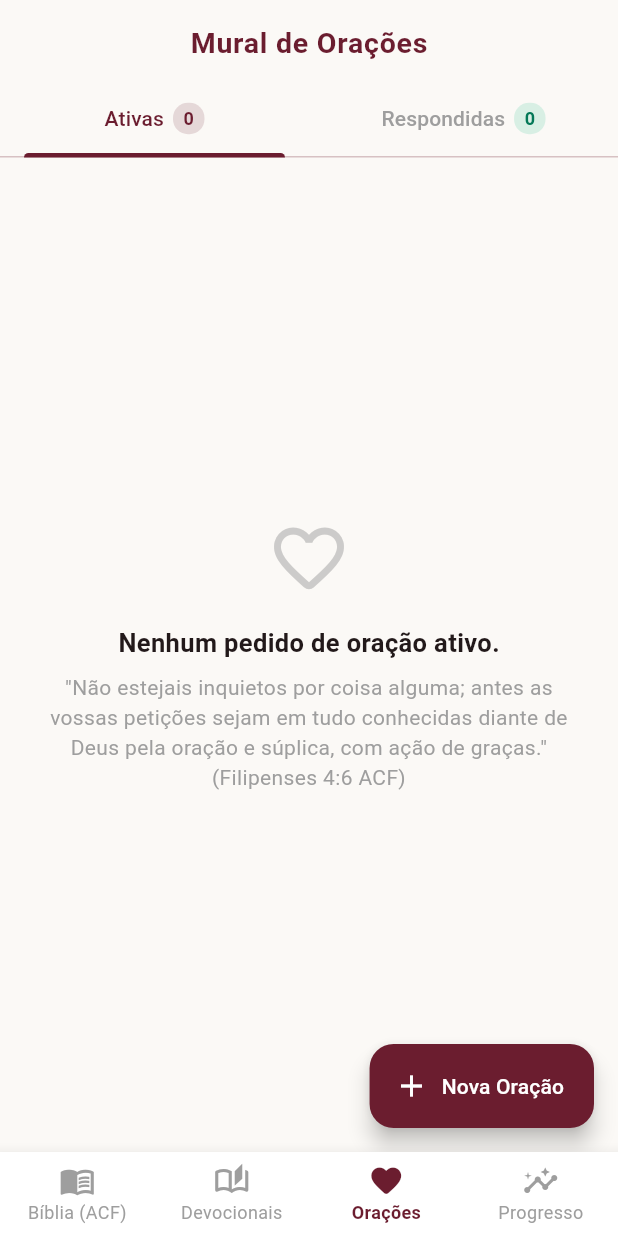
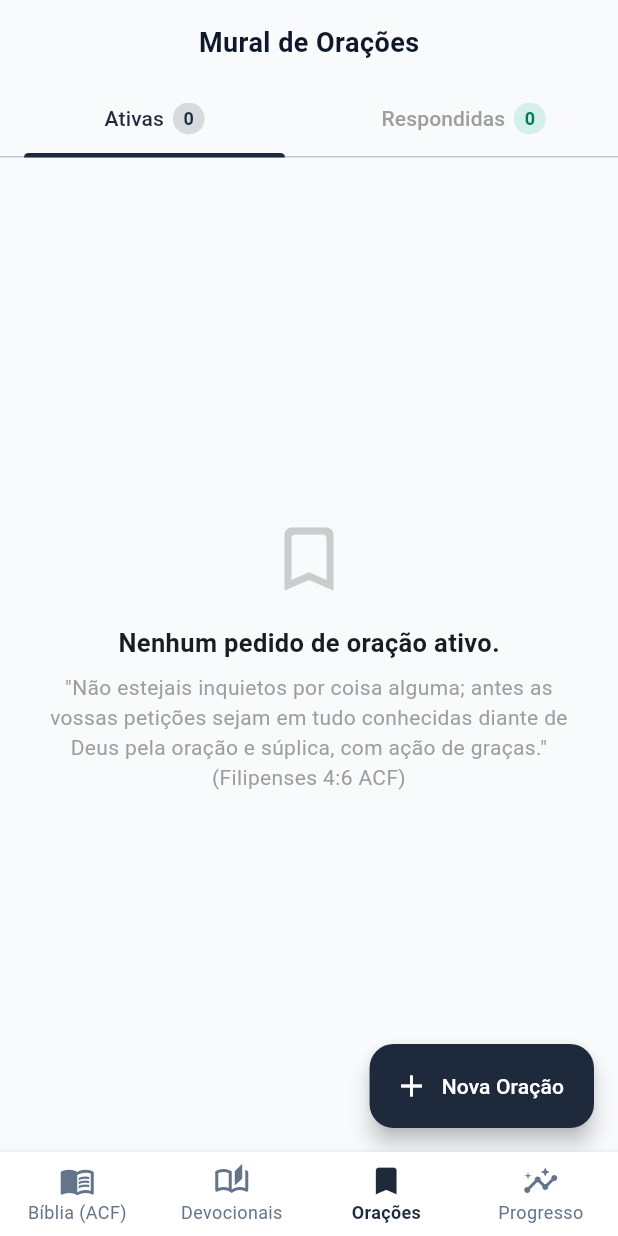
Before and after one commit to luckywheels5/SCRIPTURA, a Flutter app: the screen it shows after launch, item 3 of the bottom bar chosen, on a phone screen of 412 x 824 dp. Run offline on Flutter 3.47's test engine with Material 3 defaults, Android fonts, the phone set to English and light mode, and no system bars; our stand-ins replace flutter_riverpod, shared_preferences, sqflite, sqflite_common_ffi; accounts and stored records are empty.

Commit message:
style: adopt neutral, scholarly, unisex aesthetic (slate, navy, bronze)

```diff
--- a/lib/core/constants/app_colors.dart
+++ b/lib/core/constants/app_colors.dart
@@ -3,70 +3,83 @@ import 'package:flutter/material.dart';
 class AppColors {
   AppColors._();
 
-  // Cores institucionais / Primárias (Estética Solene e Reformada)
-  static const Color primaryBurgundy = Color(0xFF6B1D2F);
-  static const Color primaryDarkBurgundy = Color(0xFF4A101E);
-  static const Color goldAccent = Color(0xFFC59B27);
-  static const Color warmGold = Color(0xFFE5C158);
+  // Cores institucionais sóbrias e unissex (Estética Clássica, Editorial e Neutra)
+  static const Color primarySlate = Color(0xFF1E293B); // Slate 800
+  static const Color primaryDark = Color(0xFF0F172A);  // Slate 900
+  static const Color accentNavy = Color(0xFF2563EB);   // Azul clássico
+  static const Color bronzeAccent = Color(0xFF9A6A2F); // Bronze clássico sóbrio
+
+  // Aliases compatíveis com estética neutra e sóbria
+  static const Color primaryBurgundy = primarySlate;
+  static const Color primaryDarkBurgundy = primaryDark;
+  static const Color goldAccent = bronzeAccent;
+  static const Color warmGold = Color(0xFFE2E8F0);
 
   // Paleta de Temas
-  static const Color lightBg = Color(0xFFFBF9F6);
+  // Tema Claro (Limpo, neutro, papel acetinado)
+  static const Color lightBg = Color(0xFFF8FAFC);
   static const Color lightSurface = Color(0xFFFFFFFF);
-  static const Color lightText = Color(0xFF1C1917);
-  static const Color lightTextSecondary = Color(0xFF78716C);
+  static const Color lightText = Color(0xFF0F172A);
+  static const Color lightTextSecondary = Color(0xFF64748B);
+  static const Color lightBorder = Color(0xFFE2E8F0);
 
-  static const Color sepiaBg = Color(0xFFF4ECD8);
-  static const Color sepiaSurface = Color(0xFFEADFCA);
-  static const Color sepiaText = Color(0xFF382C1E);
-  static const Color sepiaTextSecondary = Color(0xFF796853);
+  // Tema Sépia (Papiro / Pergaminho tradicional)
+  static const Color sepiaBg = Color(0xFFF3ECE0);
+  static const Color sepiaSurface = Color(0xFFE8E0D2);
+  static const Color sepiaText = Color(0xFF2C241B);
+  static const Color sepiaTextSecondary = Color(0xFF706456);
+  static const Color sepiaBorder = Color(0xFFD6CABA);
 
-  static const Color darkBg = Color(0xFF121214);
-  static const Color darkSurface = Color(0xFF1C1C20);
-  static const Color darkText = Color(0xFFE7E5E4);
-  static const Color darkTextSecondary = Color(0xFFA8A29E);
+  // Tema Escuro (Charcoal / Grafite profundo)
+  static const Color darkBg = Color(0xFF090D16);
+  static const Color darkSurface = Color(0xFF151D2C);
+  static const Color darkText = Color(0xFFF1F5F9);
+  static const Color darkTextSecondary = Color(0xFF94A3B8);
+  static const Color darkBorder = Color(0xFF1E293B);
 
   // 5 Cores Oficiais de Destaque da Especificação:
   // ('verde', 'amarelo', 'azul', 'laranja', 'rosa')
+  // Com tons equilibrados e suaves de marcadores de texto
   static const Map<String, HighlightColorData> highlights = {
     'verde': HighlightColorData(
       key: 'verde',
       label: 'Verde',
-      color: Color(0xFF10B981),
+      color: Color(0xFF059669),
       bgLight: Color(0xFFD1FAE5),
       bgDark: Color(0xFF064E3B),
-      bgSepia: Color(0xFFC8EED9),
+      bgSepia: Color(0xFFCCEBD7),
     ),
     'amarelo': HighlightColorData(
       key: 'amarelo',
       label: 'Amarelo',
-      color: Color(0xFFF59E0B),
+      color: Color(0xFFD97706),
       bgLight: Color(0xFFFEF3C7),
       bgDark: Color(0xFF78350F),
-      bgSepia: Color(0xFFFBE8A6),
+      bgSepia: Color(0xFFF8E7AD),
     ),
     'azul': HighlightColorData(
       key: 'azul',
       label: 'Azul',
-      color: Color(0xFF3B82F6),
+      color: Color(0xFF2563EB),
       bgLight: Color(0xFFDBEAFE),
       bgDark: Color(0xFF1E3A8A),
-      bgSepia: Color(0xFFD0E1FD),
+      bgSepia: Color(0xFFD3E2F8),
     ),
     'laranja': HighlightColorData(
       key: 'laranja',
       label: 'Laranja',
-      color: Color(0xFFF97316),
+      color: Color(0xFFEA580C),
       bgLight: Color(0xFFFFEDD5),
       bgDark: Color(0xFF7C2D12),
-      bgSepia: Color(0xFFFCDDC1),
+      bgSepia: Color(0xFFF9DBC3),
     ),
     'rosa': HighlightColorData(
       key: 'rosa',
       label: 'Rosa',
-      color: Color(0xFFEC4899),
+      color: Color(0xFFDB2777),
       bgLight: Color(0xFFFCE7F3),
       bgDark: Color(0xFF831843),
-      bgSepia: Color(0xFFF8D2E7),
+      bgSepia: Color(0xFFF4D4E3),
     ),
   };
 }
--- a/lib/core/theme/app_theme.dart
+++ b/lib/core/theme/app_theme.dart
@@ -12,9 +12,9 @@ class AppTheme {
       brightness: Brightness.light,
       scaffoldBackgroundColor: AppColors.lightBg,
       colorScheme: ColorScheme.fromSeed(
-        seedColor: AppColors.primaryBurgundy,
-        primary: AppColors.primaryBurgundy,
-        secondary: AppColors.goldAccent,
+        seedColor: AppColors.primarySlate,
+        primary: AppColors.primarySlate,
+        secondary: AppColors.accentNavy,
         surface: AppColors.lightSurface,
         brightness: Brightness.light,
       ),
@@ -24,26 +24,26 @@ class AppTheme {
         elevation: 0,
         centerTitle: true,
         titleTextStyle: TextStyle(
-          color: AppColors.primaryBurgundy,
-          fontSize: 19,
+          color: AppColors.primaryDark,
+          fontSize: 18,
           fontWeight: FontWeight.w700,
-          letterSpacing: 0.5,
+          letterSpacing: 0.3,
         ),
-        iconTheme: IconThemeData(color: AppColors.primaryBurgundy),
+        iconTheme: IconThemeData(color: AppColors.primaryDark),
       ),
       bottomNavigationBarTheme: const BottomNavigationBarThemeData(
         backgroundColor: AppColors.lightSurface,
-        selectedItemColor: AppColors.primaryBurgundy,
+        selectedItemColor: AppColors.primarySlate,
         unselectedItemColor: AppColors.lightTextSecondary,
         type: BottomNavigationBarType.fixed,
-        elevation: 8,
+        elevation: 4,
       ),
       cardTheme: CardThemeData(
         color: AppColors.lightSurface,
-        elevation: 1,
+        elevation: 0,
         shape: RoundedRectangleBorder(
           borderRadius: BorderRadius.circular(12),
-          side: BorderSide(color: Colors.black.withValues(alpha: 0.05)),
+          side: const BorderSide(color: AppColors.lightBorder),
         ),
       ),
     );
@@ -56,10 +56,10 @@ class AppTheme {
       scaffoldBackgroundColor: AppColors.sepiaBg,
       colorScheme: const ColorScheme(
         brightness: Brightness.light,
-        primary: AppColors.primaryBurgundy,
+        primary: AppColors.sepiaText,
         onPrimary: Colors.white,
-        secondary: AppColors.goldAccent,
-        onSecondary: Colors.black,
+        secondary: AppColors.bronzeAccent,
+        onSecondary: Colors.white,
         error: Colors.red,
         onError: Colors.white,
         surface: AppColors.sepiaSurface,
@@ -71,26 +71,26 @@ class AppTheme {
         elevation: 0,
         centerTitle: true,
         titleTextStyle: TextStyle(
-          color: AppColors.primaryBurgundy,
-          fontSize: 19,
+          color: AppColors.sepiaText,
+          fontSize: 18,
           fontWeight: FontWeight.w700,
-          letterSpacing: 0.5,
+          letterSpacing: 0.3,
         ),
-        iconTheme: IconThemeData(color: AppColors.primaryBurgundy),
+        iconTheme: IconThemeData(color: AppColors.sepiaText),
       ),
       bottomNavigationBarTheme: const BottomNavigationBarThemeData(
         backgroundColor: AppColors.sepiaSurface,
-        selectedItemColor: AppColors.primaryBurgundy,
+        selectedItemColor: AppColors.sepiaText,
         unselectedItemColor: AppColors.sepiaTextSecondary,
         type: BottomNavigationBarType.fixed,
-        elevation: 8,
+        elevation: 4,
       ),
       cardTheme: CardThemeData(
         color: AppColors.sepiaSurface,
-        elevation: 1,
+        elevation: 0,
         shape: RoundedRectangleBorder(
           borderRadius: BorderRadius.circular(12),
-          side: BorderSide(color: AppColors.sepiaText.withValues(alpha: 0.1)),
+          side: const BorderSide(color: AppColors.sepiaBorder),
         ),
       ),
     );
@@ -102,10 +102,10 @@ class AppTheme {
       brightness: Brightness.dark,
       scaffoldBackgroundColor: AppColors.darkBg,
       colorScheme: ColorScheme.fromSeed(
-        seedColor: AppColors.primaryBurgundy,
+        seedColor: AppColors.primarySlate,
         brightness: Brightness.dark,
-        primary: AppColors.warmGold,
-        secondary: AppColors.goldAccent,
+        primary: AppColors.darkText,
+        secondary: AppColors.accentNavy,
         surface: AppColors.darkSurface,
       ),
       appBarTheme: const AppBarTheme(
@@ -114,26 +114,26 @@ class AppTheme {
         elevation: 0,
         centerTitle: true,
         titleTextStyle: TextStyle(
-          color: AppColors.warmGold,
-          fontSize: 19,
+          color: AppColors.darkText,
+          fontSize: 18,
           fontWeight: FontWeight.w700,
-          letterSpacing: 0.5,
+          letterSpacing: 0.3,
         ),
-        iconTheme: IconThemeData(color: AppColors.warmGold),
+        iconTheme: IconThemeData(color: AppColors.darkText),
       ),
       bottomNavigationBarTheme: const BottomNavigationBarThemeData(
         backgroundColor: AppColors.darkSurface,
-        selectedItemColor: AppColors.warmGold,
+        selectedItemColor: Colors.white,
         unselectedItemColor: AppColors.darkTextSecondary,
         type: BottomNavigationBarType.fixed,
-        elevation: 8,
+        elevation: 4,
       ),
       cardTheme: CardThemeData(
         color: AppColors.darkSurface,
-        elevation: 1,
+        elevation: 0,
         shape: RoundedRectangleBorder(
           borderRadius: BorderRadius.circular(12),
-          side: BorderSide(color: Colors.white.withValues(alpha: 0.05)),
+          side: const BorderSide(color: AppColors.darkBorder),
         ),
       ),
     );
--- a/lib/screens/home_shell.dart
+++ b/lib/screens/home_shell.dart
@@ -58,8 +58,8 @@ class _HomeShellState extends ConsumerState<HomeShell> {
           });
         },
         type: BottomNavigationBarType.fixed,
-        selectedItemColor: AppColors.primaryBurgundy,
-        unselectedItemColor: Colors.grey,
+        selectedItemColor: AppColors.primarySlate,
+        unselectedItemColor: AppColors.lightTextSecondary,
         selectedLabelStyle: const TextStyle(fontWeight: FontWeight.bold, fontSize: 12),
         unselectedLabelStyle: const TextStyle(fontSize: 12),
         items: const [
@@ -74,8 +74,8 @@ class _HomeShellState extends ConsumerState<HomeShell> {
             label: 'Devocionais',
           ),
           BottomNavigationBarItem(
-            icon: Icon(Icons.favorite_border_rounded),
-            activeIcon: Icon(Icons.favorite_rounded),
+            icon: Icon(Icons.bookmark_border_rounded),
+            activeIcon: Icon(Icons.bookmark_rounded),
             label: 'Orações',
           ),
           BottomNavigationBarItem(
--- a/lib/screens/prayers/prayers_screen.dart
+++ b/lib/screens/prayers/prayers_screen.dart
@@ -121,7 +121,7 @@ class _PrayersScreenState extends ConsumerState<PrayersScreen>
             mainAxisAlignment: MainAxisAlignment.center,
             children: [
               Icon(
-                isAnsweredTab ? Icons.celebration_rounded : Icons.favorite_border_rounded,
+                isAnsweredTab ? Icons.check_circle_outline_rounded : Icons.bookmark_outline_rounded,
                 size: 56,
                 color: Colors.grey.withValues(alpha: 0.5),
               ),
--- a/lib/screens/reader/widgets/highlight_selector_sheet.dart
+++ b/lib/screens/reader/widgets/highlight_selector_sheet.dart
@@ -209,7 +209,7 @@ class HighlightSelectorSheet extends ConsumerWidget {
                 ],
                 Expanded(
                   child: TextButton.icon(
-                    icon: const Icon(Icons.favorite_border_rounded, size: 18),
+                    icon: const Icon(Icons.bookmark_border_rounded, size: 18),
                     label: const Text('Orar'),
                     onPressed: () {
                       Navigator.pop(context);
```
Also changed, not shown: 6 other files.
